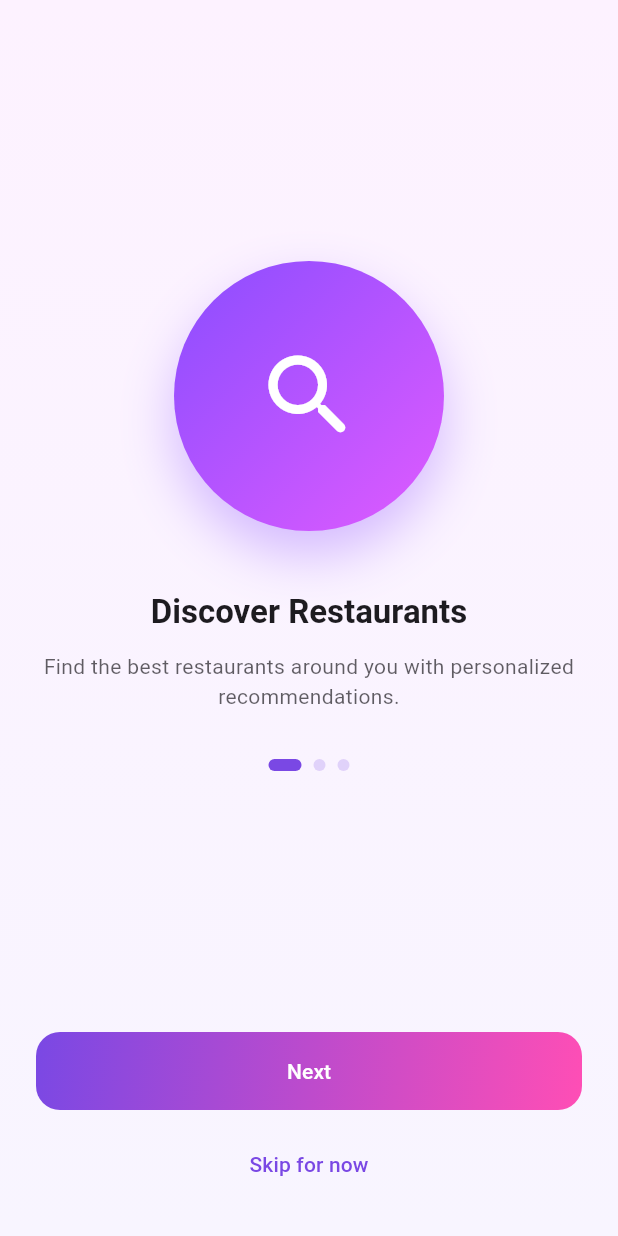
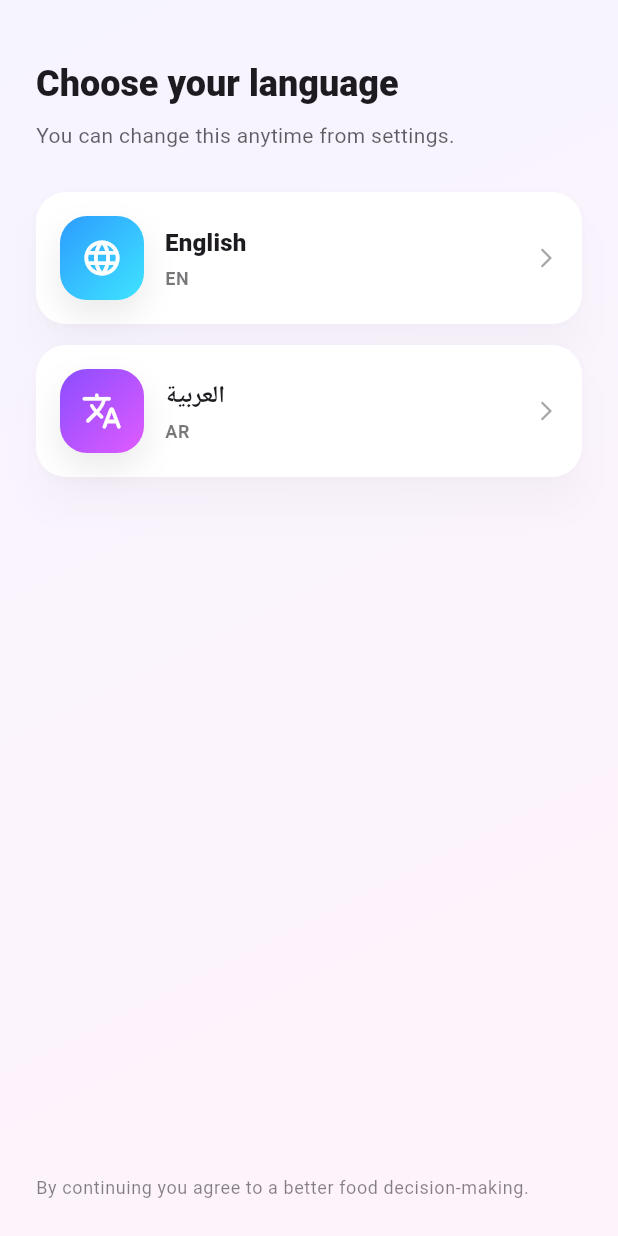
Before and after one commit to usef-sudo/menu_2026, a Flutter app: the screen it shows after launch, on a phone screen of 412 x 824 dp. Run offline on Flutter 3.47's test engine with Material 3 defaults, Android fonts, the phone set to English and light mode, and no system bars; our stand-ins replace cached_network_image, dio, equatable, flutter_fortune_wheel, flutter_riverpod, flutter_secure_storage and 7 more.

Commit message:
language first

```diff
--- a/lib/app/router/app_router.dart
+++ b/lib/app/router/app_router.dart
@@ -4,6 +4,7 @@ import "package:menu_2026/features/auth/presentation/pages/forgot_password_page.
 import "package:menu_2026/features/auth/presentation/pages/login_page.dart";
 import "package:menu_2026/features/auth/presentation/pages/register_page.dart";
 import "package:menu_2026/features/categories/presentation/pages/category_restaurants_page.dart";
+import "package:menu_2026/features/onboarding/presentation/pages/app_entry_page.dart";
 import "package:menu_2026/features/onboarding/presentation/pages/onboarding_page.dart";
 import "package:menu_2026/features/restaurants/presentation/pages/restaurant_details_page.dart";
 import "package:menu_2026/features/restaurants/presentation/pages/search_results_page.dart";
@@ -13,7 +14,11 @@ final appRouterProvider = Provider<GoRouter>((Ref ref) {
   return GoRouter(
     initialLocation: "/",
     routes: <RouteBase>[
-      GoRoute(path: "/", builder: (context, state) => const OnboardingPage()),
+      GoRoute(path: "/", builder: (context, state) => const AppEntryPage()),
+      GoRoute(
+        path: "/onboarding",
+        builder: (context, state) => const OnboardingPage(),
+      ),
       GoRoute(
         path: "/auth/login",
         builder: (context, state) => const LoginPage(),
--- a/lib/core/settings/app_settings_controller.dart
+++ b/lib/core/settings/app_settings_controller.dart
@@ -6,20 +6,24 @@ class AppSettings {
   const AppSettings({
     required this.themeMode,
     required this.localeCode,
+    required this.hasSelectedLanguage,
   });
 
   final ThemeMode themeMode;
   final String localeCode;
+  final bool hasSelectedLanguage;
 
   Locale get locale => Locale(localeCode);
 
   AppSettings copyWith({
     ThemeMode? themeMode,
     String? localeCode,
+    bool? hasSelectedLanguage,
   }) {
     return AppSettings(
       themeMode: themeMode ?? this.themeMode,
       localeCode: localeCode ?? this.localeCode,
+      hasSelectedLanguage: hasSelectedLanguage ?? this.hasSelectedLanguage,
     );
   }
 }
@@ -27,12 +31,15 @@ class AppSettings {
 class AppSettingsController extends AutoDisposeAsyncNotifier<AppSettings> {
   static const String _themeKey = "app_theme_mode";
   static const String _localeKey = "app_locale_code";
+  static const String _hasSelectedLanguageKey = "app_has_selected_language";
 
   @override
   Future<AppSettings> build() async {
     final SharedPreferences prefs = await SharedPreferences.getInstance();
     final String themeString = prefs.getString(_themeKey) ?? "system";
     final String localeCode = prefs.getString(_localeKey) ?? "en";
+    final bool hasSelectedLanguage =
+        prefs.getBool(_hasSelectedLanguageKey) ?? false;
 
     final ThemeMode themeMode;
     switch (themeString) {
@@ -49,6 +56,7 @@ class AppSettingsController extends AutoDisposeAsyncNotifier<AppSettings> {
     return AppSettings(
       themeMode: themeMode,
       localeCode: localeCode,
+      hasSelectedLanguage: hasSelectedLanguage,
     );
   }
 
@@ -74,7 +82,13 @@ class AppSettingsController extends AutoDisposeAsyncNotifier<AppSettings> {
     }
     final SharedPreferences prefs = await SharedPreferences.getInstance();
     await prefs.setString(_localeKey, code);
-    state = AsyncData(current.copyWith(localeCode: code));
+    await prefs.setBool(_hasSelectedLanguageKey, true);
+    state = AsyncData(
+      current.copyWith(
+        localeCode: code,
+        hasSelectedLanguage: true,
+      ),
+    );
   }
 }
 
--- /dev/null
+++ b/lib/features/onboarding/presentation/pages/app_entry_page.dart
@@ -0,0 +1,47 @@
+import "package:flutter/material.dart";
+import "package:flutter_riverpod/flutter_riverpod.dart";
+import "package:menu_2026/core/auth/session_controller.dart";
+import "package:menu_2026/core/settings/app_settings_controller.dart";
+import "package:menu_2026/features/auth/presentation/pages/login_page.dart";
+import "package:menu_2026/features/onboarding/presentation/pages/select_language_page.dart";
+import "package:menu_2026/features/shell/presentation/pages/home_shell_page.dart";
+
+class AppEntryPage extends ConsumerWidget {
+  const AppEntryPage({super.key});
+
+  @override
+  Widget build(BuildContext context, WidgetRef ref) {
+    final settingsAsync = ref.watch(appSettingsControllerProvider);
+    final sessionAsync = ref.watch(sessionControllerProvider);
+
+    if (settingsAsync.isLoading || sessionAsync.isLoading) {
+      return const Scaffold(
+        body: Center(child: CircularProgressIndicator.adaptive()),
+      );
+    }
+
+    final settings = settingsAsync.valueOrNull;
+    final session = sessionAsync.valueOrNull;
+
+    if (settings == null || session == null) {
+      return const Scaffold(
+        body: Center(child: Text("Unable to start app")),
+      );
+    }
+
+    if (!settings.hasSelectedLanguage) {
+      return SelectLanguagePage(
+        onDone: () {
+          // Trigger rebuild after saving locale.
+          ref.invalidate(appSettingsControllerProvider);
+        },
+      );
+    }
+
+    if (!session.isAuthenticated) {
+      return const LoginPage();
+    }
+
+    return const HomeShellPage();
+  }
+}
--- a/lib/features/onboarding/presentation/pages/onboarding_page.dart
+++ b/lib/features/onboarding/presentation/pages/onboarding_page.dart
@@ -70,7 +70,7 @@ class _OnboardingPageState extends State<OnboardingPage> {
   void _handlePrimaryAction(BuildContext context) {
     final bool isLast = _currentIndex == _slides.length - 1;
     if (isLast) {
-      context.go("/auth/register");
+      context.go("/auth/login");
     } else {
       _pageController.nextPage(
         duration: const Duration(milliseconds: 300),
--- /dev/null
+++ b/lib/features/onboarding/presentation/pages/select_language_page.dart
@@ -0,0 +1,176 @@
+import "package:flutter/material.dart";
+import "package:flutter_riverpod/flutter_riverpod.dart";
+import "package:menu_2026/core/settings/app_settings_controller.dart";
+
+class SelectLanguagePage extends ConsumerWidget {
+  const SelectLanguagePage({super.key, this.onDone});
+
+  final VoidCallback? onDone;
+
+  @override
+  Widget build(BuildContext context, WidgetRef ref) {
+    final ThemeData theme = Theme.of(context);
+
+    return Scaffold(
+      body: Container(
+        decoration: const BoxDecoration(
+          gradient: LinearGradient(
+            begin: Alignment.topLeft,
+            end: Alignment.bottomRight,
+            colors: <Color>[Color(0xFFF6F4FF), Color(0xFFFFF3FB)],
+          ),
+        ),
+        child: SafeArea(
+          child: Padding(
+            padding: const EdgeInsets.all(24),
+            child: Column(
+              crossAxisAlignment: CrossAxisAlignment.start,
+              children: <Widget>[
+                const SizedBox(height: 16),
+                Text(
+                  "Choose your language",
+                  style: theme.textTheme.headlineSmall?.copyWith(
+                    fontWeight: FontWeight.w800,
+                  ),
+                ),
+                const SizedBox(height: 8),
+                Text(
+                  "You can change this anytime from settings.",
+                  style: theme.textTheme.bodyMedium?.copyWith(
+                    color: theme.colorScheme.onSurface.withValues(alpha: 0.7),
+                    height: 1.4,
+                  ),
+                ),
+                const SizedBox(height: 28),
+                Expanded(
+                  child: ListView(
+                    children: <Widget>[
+                      _LanguageCard(
+                        title: "English",
+                        subtitle: "EN",
+                        icon: Icons.language_rounded,
+                        gradient: const LinearGradient(
+                          colors: <Color>[Color(0xFF2D9CFF), Color(0xFF3EE4FF)],
+                          begin: Alignment.topLeft,
+                          end: Alignment.bottomRight,
+                        ),
+                        onTap: () => _select(ref, "en"),
+                      ),
+                      const SizedBox(height: 14),
+                      _LanguageCard(
+                        title: "العربية",
+                        subtitle: "AR",
+                        icon: Icons.translate_rounded,
+                        gradient: const LinearGradient(
+                          colors: <Color>[Color(0xFF8A4DFF), Color(0xFFE05BFF)],
+                          begin: Alignment.topLeft,
+                          end: Alignment.bottomRight,
+                        ),
+                        onTap: () => _select(ref, "ar"),
+                      ),
+                    ],
+                  ),
+                ),
+                const SizedBox(height: 8),
+                Text(
+                  "By continuing you agree to a better food decision-making.",
+                  style: theme.textTheme.bodySmall?.copyWith(
+                    color: theme.colorScheme.onSurface.withValues(alpha: 0.55),
+                  ),
+                ),
+              ],
+            ),
+          ),
+        ),
+      ),
+    );
+  }
+
+  Future<void> _select(WidgetRef ref, String code) async {
+    await ref.read(appSettingsControllerProvider.notifier).setLocale(code);
+    onDone?.call();
+  }
+}
+
+class _LanguageCard extends StatelessWidget {
+  const _LanguageCard({
+    required this.title,
+    required this.subtitle,
+    required this.icon,
+    required this.gradient,
+    required this.onTap,
+  });
+
+  final String title;
+  final String subtitle;
+  final IconData icon;
+  final LinearGradient gradient;
+  final VoidCallback onTap;
+
+  @override
+  Widget build(BuildContext context) {
+    final ThemeData theme = Theme.of(context);
+
+    return Material(
+      color: theme.colorScheme.surface,
+      borderRadius: BorderRadius.circular(20),
+      elevation: 10,
+      shadowColor: theme.colorScheme.shadow.withValues(alpha: 0.12),
+      child: InkWell(
+        borderRadius: BorderRadius.circular(20),
+        onTap: onTap,
+        child: Padding(
+          padding: const EdgeInsets.all(16),
+          child: Row(
+            children: <Widget>[
+              Container(
+                width: 56,
+                height: 56,
+                decoration: BoxDecoration(
+                  borderRadius: BorderRadius.circular(18),
+                  gradient: gradient,
+                  boxShadow: <BoxShadow>[
+                    BoxShadow(
+                      color: Colors.black.withValues(alpha: 0.08),
+                      blurRadius: 18,
+                      offset: const Offset(0, 10),
+                    ),
+                  ],
+                ),
+                child: Icon(icon, color: Colors.white, size: 28),
+              ),
+              const SizedBox(width: 14),
+              Expanded(
+                child: Column(
+                  crossAxisAlignment: CrossAxisAlignment.start,
+                  children: <Widget>[
+                    Text(
+                      title,
+                      style: theme.textTheme.titleMedium?.copyWith(
+                        fontWeight: FontWeight.w800,
+                      ),
+                    ),
+                    const SizedBox(height: 4),
+                    Text(
+                      subtitle,
+                      style: theme.textTheme.bodySmall?.copyWith(
+                        color: theme.colorScheme.onSurface.withValues(alpha: 0.6),
+                        fontWeight: FontWeight.w600,
+                      ),
+                    ),
+                  ],
+                ),
+              ),
+              const SizedBox(width: 10),
+              Icon(
+                Icons.arrow_forward_ios_rounded,
+                size: 16,
+                color: theme.colorScheme.onSurface.withValues(alpha: 0.4),
+              ),
+            ],
+          ),
+        ),
+      ),
+    );
+  }
+}
```
